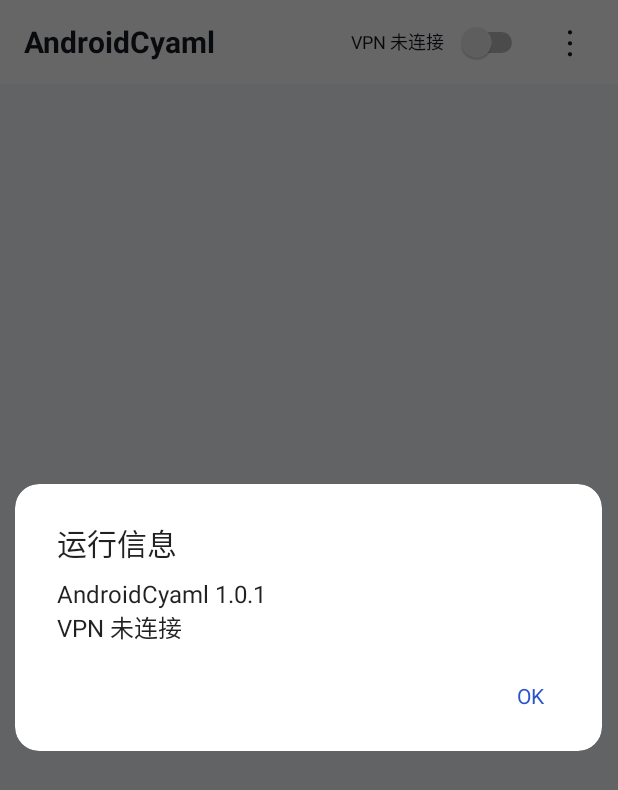
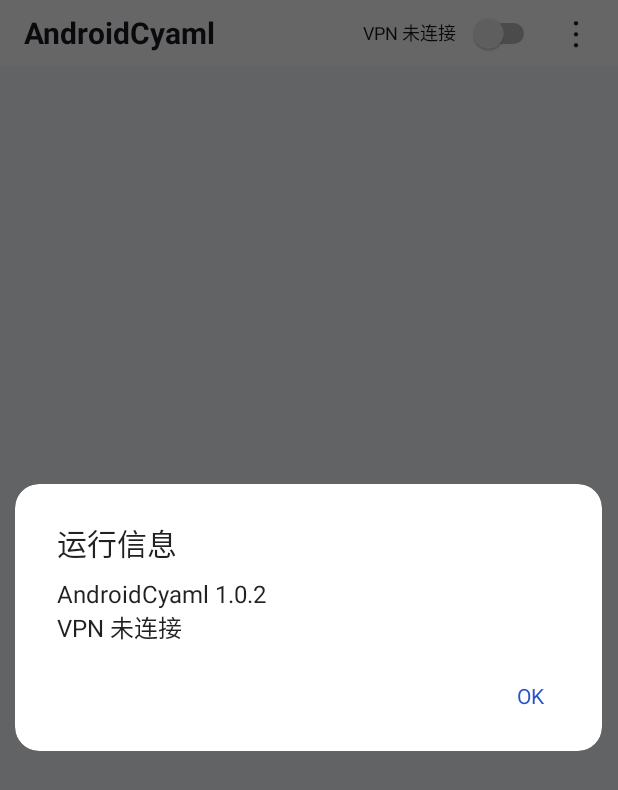
Before and after one commit to qwqgong-ui/AndroidCyaml, an Android app: the screen it shows after launch (MainActivity), after a tap on "AndroidCyaml", on a phone screen of 412 x 824 dp. Shown: the top 790 px of the screen. Run offline under Robolectric (Android 15) with nearby library versions, the phone set to English and light mode, and no system bars; pictures from the network do not load; Roboto replaces fonts that are not available here; 3 statements that could not run were skipped.

```diff
--- a/app/build.gradle.kts
+++ b/app/build.gradle.kts
@@ -24,8 +24,8 @@ android {
         applicationId = "io.github.qwqgong.androidcyaml"
         minSdk = 36
         targetSdk = 37
-        versionCode = 299
-        versionName = "1.0.1"
+        versionCode = 300
+        versionName = "1.0.2"
 
         ndk {
             abiFilters += listOf("arm64-v8a")
--- a/app/src/main/res/layout/activity_main.xml
+++ b/app/src/main/res/layout/activity_main.xml
@@ -13,7 +13,7 @@
 
     <LinearLayout
         android:layout_width="match_parent"
-        android:layout_height="56dp"
+        android:layout_height="44dp"
         android:background="@color/top_bar_background"
         android:gravity="center_vertical"
         android:orientation="horizontal"
@@ -23,7 +23,7 @@
         <TextView
             android:id="@+id/app_title"
             android:layout_width="wrap_content"
-            android:layout_height="48dp"
+            android:layout_height="40dp"
             android:background="?android:attr/selectableItemBackground"
             android:clickable="true"
             android:contentDescription="@string/runtime_info"
@@ -39,7 +39,7 @@
         <TextView
             android:id="@+id/vpn_status"
             android:layout_width="0dp"
-            android:layout_height="48dp"
+            android:layout_height="40dp"
             android:layout_weight="1"
             android:layout_marginStart="8dp"
             android:ellipsize="end"
@@ -53,7 +53,7 @@
         <Switch
             android:id="@+id/vpn_toggle"
             android:layout_width="wrap_content"
-            android:layout_height="48dp"
+            android:layout_height="40dp"
             android:contentDescription="@string/vpn_switch"
             android:minWidth="0dp"
             android:paddingStart="8dp"
@@ -61,8 +61,8 @@
 
         <TextView
             android:id="@+id/more_actions"
-            android:layout_width="48dp"
-            android:layout_height="48dp"
+            android:layout_width="40dp"
+            android:layout_height="40dp"
             android:background="@drawable/more_actions_background"
             android:clickable="true"
             android:contentDescription="@string/more_actions"
```
Also changed, not shown: app/src/main/java/io/github/qwqgong/androidcyaml/NetworkNodesDialog.kt (+4 -6 lines).
